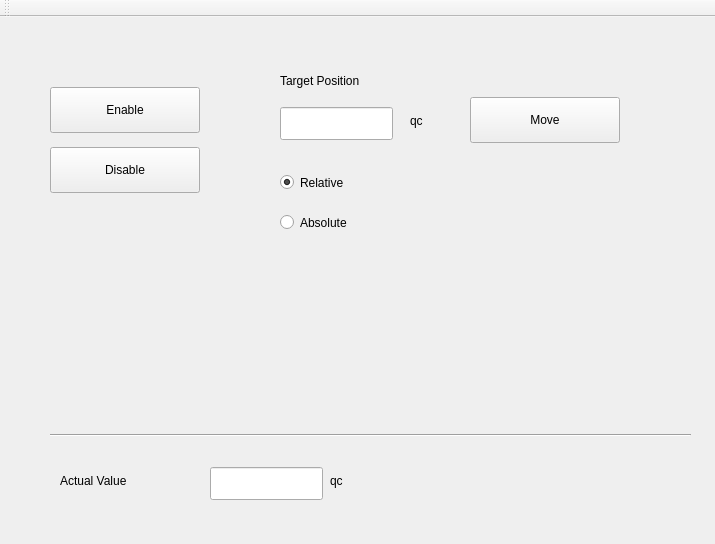
Before: the Qt Designer form iriscontrol.ui in bcjiang/IRIScontrol, drawn with Qt 5.
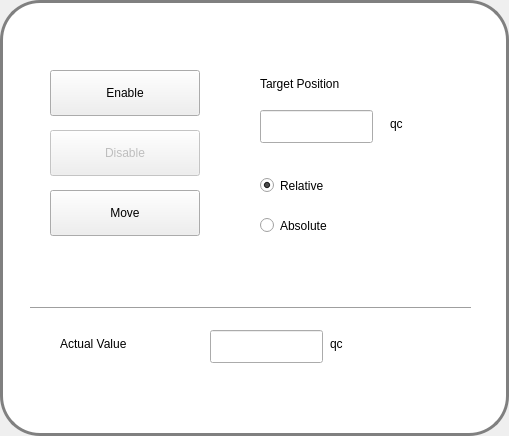
After: the same form once the commit is applied.

Commit message: UI changed based on style sheet

Patch:
```diff
--- a/iriscontrol.ui
+++ b/iriscontrol.ui
@@ -6,13 +6,21 @@
    <rect>
     <x>0</x>
     <y>0</y>
-    <width>715</width>
-    <height>544</height>
+    <width>509</width>
+    <height>436</height>
    </rect>
   </property>
   <property name="windowTitle">
    <string>IRIScontrol</string>
   </property>
+  <property name="styleSheet">
+   <string notr="true">#centralWidget {
+border: 3px solid gray;
+border-radius: 40px;
+background: white;
+}
+</string>
+  </property>
   <widget class="QWidget" name="centralWidget">
    <widget class="QPushButton" name="pBtnEnable">
     <property name="geometry">
@@ -28,6 +36,9 @@
     </property>
    </widget>
    <widget class="QPushButton" name="pBtnDisable">
+    <property name="enabled">
+     <bool>false</bool>
+    </property>
     <property name="geometry">
      <rect>
       <x>50</x>
@@ -43,8 +54,8 @@
    <widget class="QLabel" name="label">
     <property name="geometry">
      <rect>
-      <x>280</x>
-      <y>50</y>
+      <x>260</x>
+      <y>70</y>
       <width>151</width>
       <height>27</height>
      </rect>
@@ -56,8 +67,8 @@
    <widget class="QLineEdit" name="eTargetPosition">
     <property name="geometry">
      <rect>
-      <x>280</x>
-      <y>90</y>
+      <x>260</x>
+      <y>110</y>
       <width>113</width>
       <height>33</height>
      </rect>
@@ -66,9 +77,9 @@
    <widget class="QLabel" name="label_2">
     <property name="geometry">
      <rect>
-      <x>410</x>
-      <y>90</y>
-      <width>92</width>
+      <x>390</x>
+      <y>110</y>
+      <width>71</width>
       <height>27</height>
      </rect>
     </property>
@@ -79,8 +90,8 @@
    <widget class="QRadioButton" name="rBtnRelative">
     <property name="geometry">
      <rect>
-      <x>280</x>
-      <y>150</y>
+      <x>260</x>
+      <y>170</y>
       <width>160</width>
       <height>31</height>
      </rect>
@@ -95,8 +106,8 @@
    <widget class="QRadioButton" name="rBtnAbsolute">
     <property name="geometry">
      <rect>
-      <x>280</x>
-      <y>190</y>
+      <x>260</x>
+      <y>210</y>
       <width>160</width>
       <height>31</height>
      </rect>
@@ -108,8 +119,8 @@
    <widget class="QPushButton" name="pBtnMove">
     <property name="geometry">
      <rect>
-      <x>470</x>
-      <y>80</y>
+      <x>50</x>
+      <y>190</y>
       <width>150</width>
       <height>46</height>
      </rect>
@@ -121,9 +132,9 @@
    <widget class="Line" name="line">
     <property name="geometry">
      <rect>
-      <x>50</x>
-      <y>410</y>
-      <width>641</width>
+      <x>30</x>
+      <y>300</y>
+      <width>441</width>
       <height>16</height>
      </rect>
     </property>
@@ -135,7 +146,7 @@
     <property name="geometry">
      <rect>
       <x>60</x>
-      <y>450</y>
+      <y>330</y>
       <width>121</width>
       <height>27</height>
      </rect>
@@ -151,7 +162,7 @@
     <property name="geometry">
      <rect>
       <x>210</x>
-      <y>450</y>
+      <y>330</y>
       <width>113</width>
       <height>33</height>
      </rect>
@@ -161,7 +172,7 @@
     <property name="geometry">
      <rect>
       <x>330</x>
-      <y>450</y>
+      <y>330</y>
       <width>92</width>
       <height>27</height>
      </rect>
@@ -181,14 +192,6 @@
     </rect>
    </property>
   </widget>
-  <widget class="QToolBar" name="mainToolBar">
-   <attribute name="toolBarArea">
-    <enum>TopToolBarArea</enum>
-   </attribute>
-   <attribute name="toolBarBreak">
-    <bool>false</bool>
-   </attribute>
-  </widget>
  </widget>
  <layoutdefault spacing="6" margin="11"/>
  <resources>
```
Left out of the diff: 2 changed lines with no effect on the pictures. The commit also changes 2 other files.
